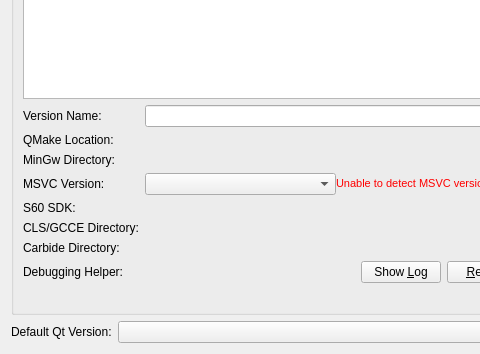
First picture: the form in src/plugins/qt4projectmanager/qtversionmanager.ui, repository qt-creator/qt-creator, before the edit; both pictures show x 0 to 480 and y 153 to 507 of the 577 by 507 pixel window.
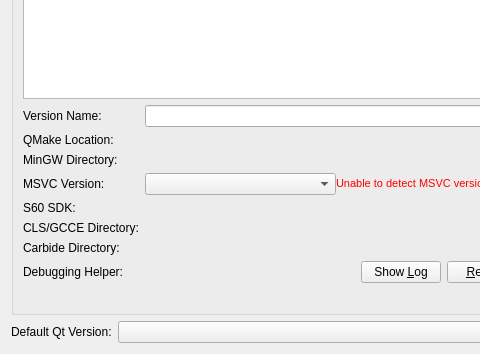
Second picture: the form after the edit. Custom widgets are drawn as their Qt base class.

```diff
--- a/src/plugins/qt4projectmanager/qtversionmanager.ui
+++ b/src/plugins/qt4projectmanager/qtversionmanager.ui
@@ -179,7 +179,7 @@
       <item row="3" column="0">
        <widget class="QLabel" name="mingwLabel">
         <property name="text">
-         <string>MinGw Directory:</string>
+         <string>MinGW Directory:</string>
         </property>
        </widget>
       </item>
```
